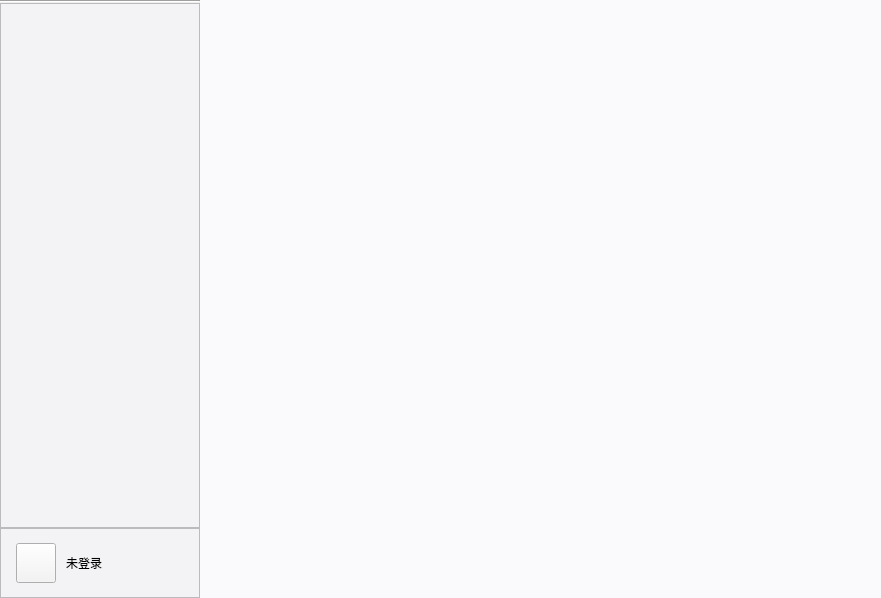
Before: the Qt Designer form main2window.ui in cuncinc/CloudMusic_Qt, drawn with Qt 5.
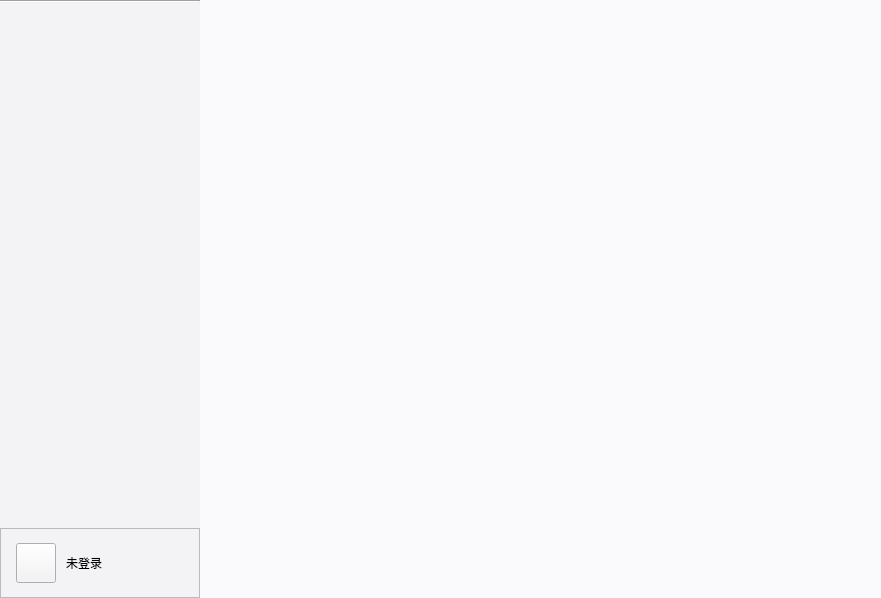
After: the same form once the commit is applied. Icons and pictures are not drawn. Custom widgets are drawn as their Qt base class.

What changed in the file:
```diff
--- a/main2window.ui
+++ b/main2window.ui
@@ -76,7 +76,8 @@
          <bool>true</bool>
         </property>
         <property name="styleSheet">
-         <string notr="true">background-color: #F3F3F5;</string>
+         <string notr="true">background-color: #F3F3F5;
+border:none;</string>
         </property>
         <property name="frameShape">
          <enum>QFrame::StyledPanel</enum>
```
Left out of the diff: 66 changed lines with no effect on the pictures.
